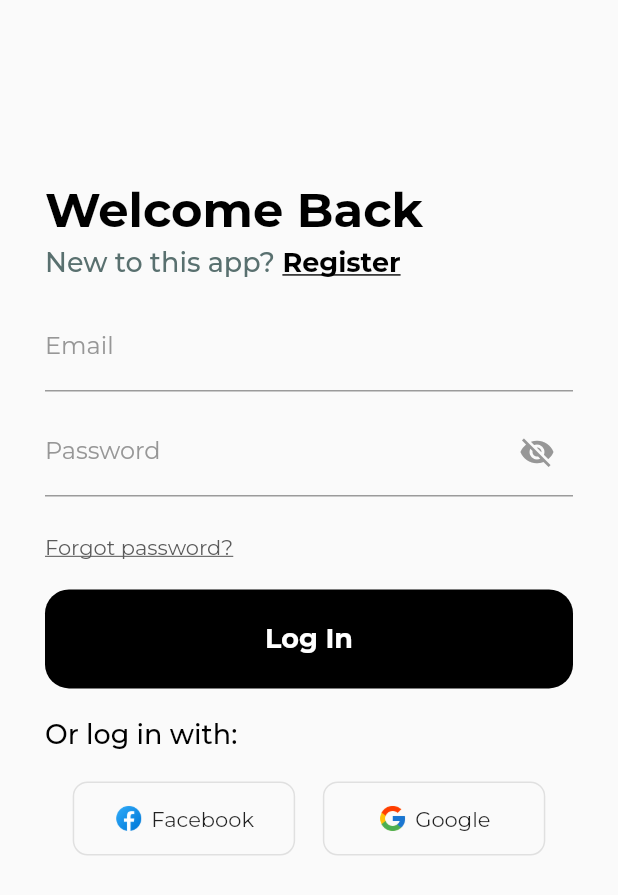
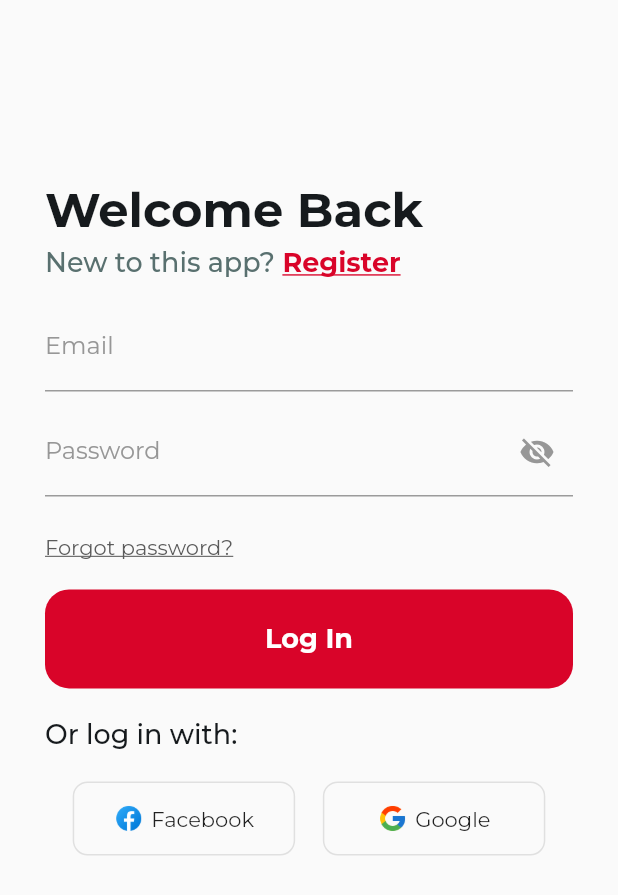
Before and after one commit to bryandk26/second_hand, a Flutter app: the screen it shows after launch, on a phone screen of 412 x 824 dp. Shown: the top 895 px of the screen. Run offline on Flutter 3.47's test engine with Material 2 defaults, Android fonts, the phone set to English and light mode, and no system bars; our stand-ins replace cloud_firestore, firebase_auth, firebase_storage, image_picker; accounts and stored records are empty.

Commit message:
ganti tema dong

```diff
--- a/lib/buyers/views/widgets/primary_button.dart
+++ b/lib/buyers/views/widgets/primary_button.dart
@@ -11,7 +11,7 @@ class PrimaryButton extends StatelessWidget {
       height: MediaQuery.of(context).size.height * 0.08,
       width: double.infinity,
       decoration: BoxDecoration(
-          borderRadius: BorderRadius.circular(16), color: kBlackColor),
+          borderRadius: BorderRadius.circular(16), color: primaryColor),
       child: Text(
         buttonText,
         style: textButton.copyWith(color: kWhiteColor),
--- a/lib/theme.dart
+++ b/lib/theme.dart
@@ -1,21 +1,26 @@
 import 'package:flutter/material.dart';
 
-const kPrimaryColor = Color(0xFF1B383A);
+const kPrimaryColor = Color(0xFFD90429);
 const kSecondaryColor = Color(0xFF59706F);
 const kDarkGreyColor = Color(0xFFA8A8A8);
 const kWhiteColor = Color(0xFFFFFFFF);
 const kZambeziColor = Color(0xFF5B5B5B);
-const kBlackColor = Colors.black;
+const kBlackColor = Color(0xFF161A1D);
 const kTextFieldColor = Color(0xFF979797);
+
+const primaryColor = Color(0xFFD90429);
+const blackColor = Color(0xFF161A1D);
+const whiteColor = Color(0xFFFFFFFF);
+const greyColor = Color(0xFFb1a7a6);
 
 const kDefaultPadding = EdgeInsets.symmetric(horizontal: 30);
 
 TextStyle titleText =
-    TextStyle(color: kBlackColor, fontSize: 32, fontWeight: FontWeight.w700);
+    TextStyle(color: blackColor, fontSize: 32, fontWeight: FontWeight.w700);
 TextStyle subTitle = TextStyle(
     color: kSecondaryColor, fontSize: 18, fontWeight: FontWeight.w500);
 TextStyle textButton = TextStyle(
-  color: kBlackColor,
+  color: primaryColor,
   fontSize: 18,
   fontWeight: FontWeight.w700,
 );
```
